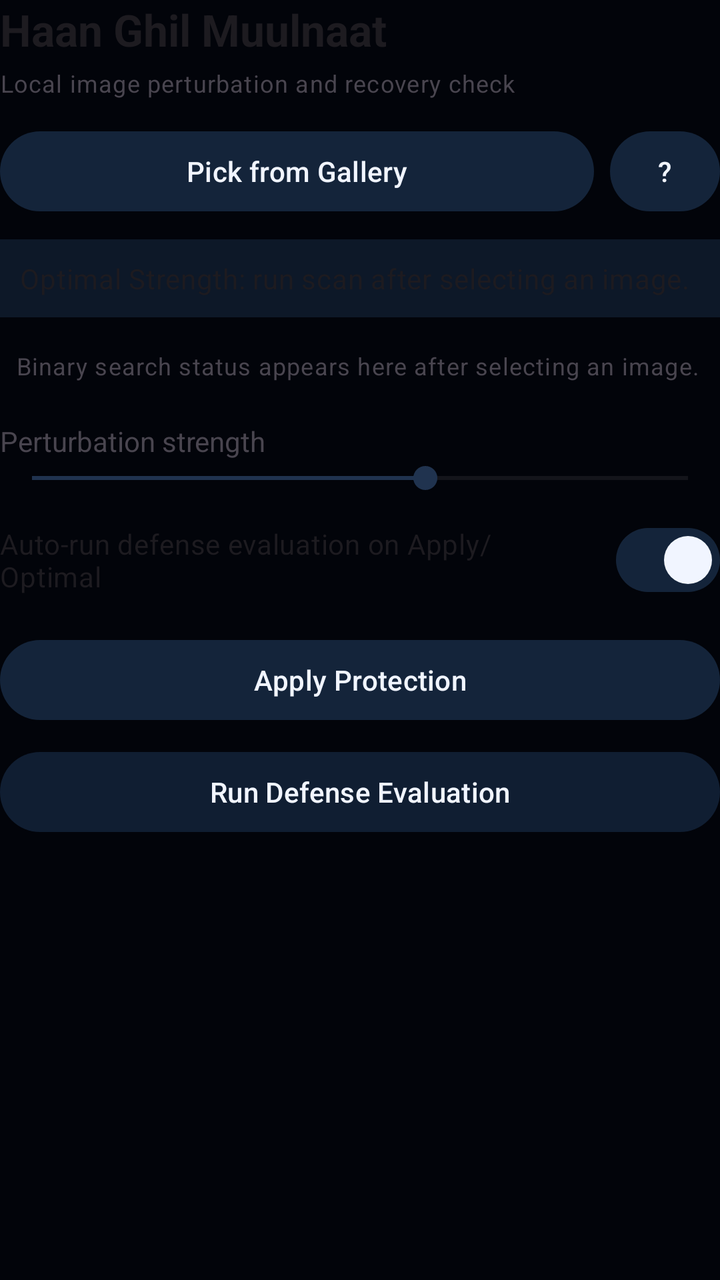
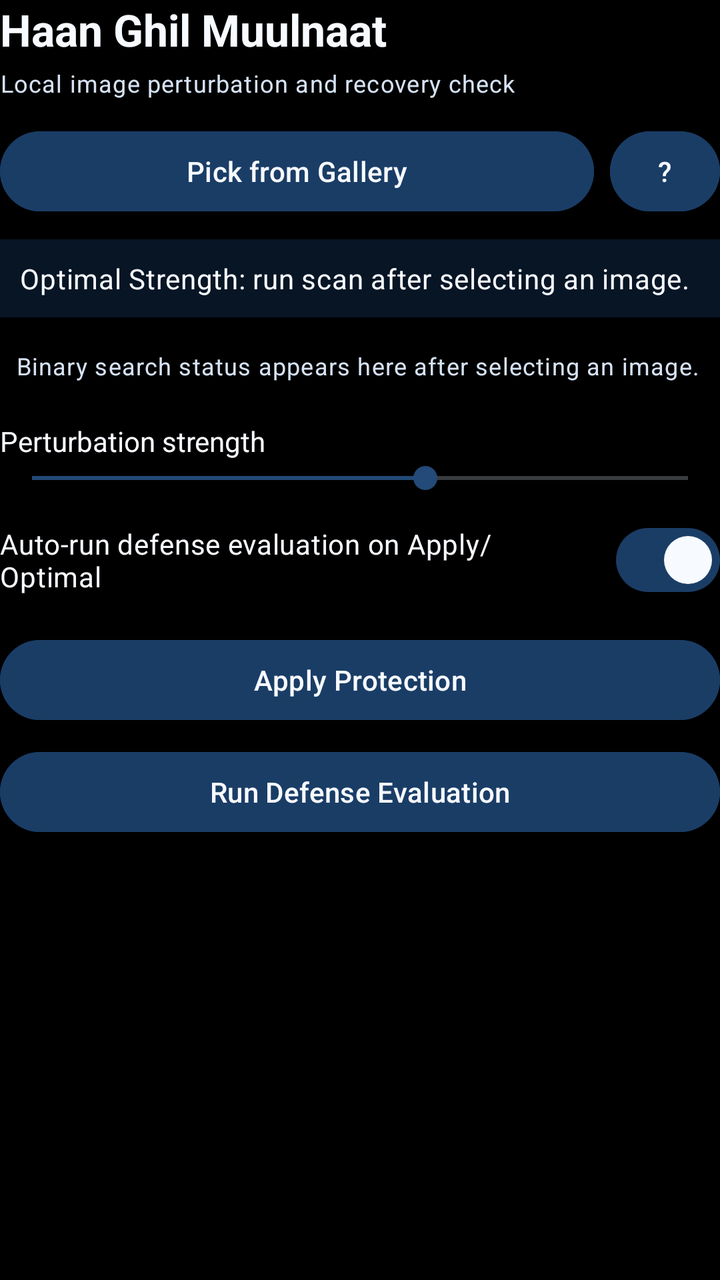

Before-and-after screenshots of an Android layout around one commit, followed by the original layout XML and the change that was made.
<!-- AndroidManifest.xml: application theme Theme.HaanGhilMuulnaat -->
<!-- res/layout/main_header_controls.xml -->
<?xml version="1.0" encoding="utf-8"?>
<LinearLayout xmlns:android="http://schemas.android.com/apk/res/android"
    android:layout_width="match_parent"
    android:layout_height="wrap_content"
    android:orientation="vertical">

    <TextView
        android:layout_width="wrap_content"
        android:layout_height="wrap_content"
        android:text="@string/header_title"
        android:textAppearance="@style/TextAppearance.Material3.TitleLarge"
        android:textStyle="bold" />

    <TextView
        android:layout_width="match_parent"
        android:layout_height="wrap_content"
        android:layout_marginTop="4dp"
        android:text="@string/header_subtitle"
        android:textAppearance="@style/TextAppearance.Material3.BodySmall" />

    <LinearLayout
        android:layout_width="match_parent"
        android:layout_height="wrap_content"
        android:layout_marginTop="12dp"
        android:gravity="center_vertical"
        android:orientation="horizontal">

        <Button
            android:id="@+id/pickButton"
            android:layout_width="0dp"
            android:layout_height="wrap_content"
            android:layout_weight="1"
            android:text="@string/pick_from_gallery" />

        <Button
            android:id="@+id/helpButton"
            android:layout_width="wrap_content"
            android:layout_height="wrap_content"
            android:layout_marginStart="8dp"
            android:minWidth="48dp"
            android:text="@string/help_button_label" />
    </LinearLayout>

    <TextView
        android:id="@+id/recommendedStrengthText"
        android:layout_width="match_parent"
        android:layout_height="wrap_content"
        android:layout_marginTop="10dp"
        android:background="?attr/colorSurfaceVariant"
        android:padding="10dp"
        android:text="@string/recommended_strength_default"
        android:textAppearance="@style/TextAppearance.Material3.BodyMedium" />

    <TextView
        android:id="@+id/searchProgressText"
        android:layout_width="match_parent"
        android:layout_height="wrap_content"
        android:layout_marginTop="8dp"
        android:padding="8dp"
        android:text="@string/search_progress_idle"
        android:textAppearance="@style/TextAppearance.Material3.BodySmall" />

    <Button
        android:id="@+id/resetOptimalButton"
        style="@style/Widget.Material3.Button.TonalButton"
        android:layout_width="match_parent"
        android:layout_height="wrap_content"
        android:layout_marginTop="8dp"
        android:enabled="false"
        android:text="@string/reset_to_optimal_strength"
        android:visibility="gone" />

    <TextView
        android:id="@+id/strengthLabel"
        android:layout_width="wrap_content"
        android:layout_height="wrap_content"
        android:layout_marginTop="12dp"
        android:text="@string/noise_strength" />

    <SeekBar
        android:id="@+id/strengthSeekBar"
        android:layout_width="match_parent"
        android:layout_height="wrap_content"
        android:max="100"
        android:progress="60" />

    <com.google.android.material.materialswitch.MaterialSwitch
        android:id="@+id/autoRecoverySwitch"
        android:layout_width="match_parent"
        android:layout_height="wrap_content"
        android:layout_marginTop="8dp"
        android:checked="true"
        android:text="@string/auto_recovery_toggle"
        android:textAppearance="@style/TextAppearance.Material3.BodyMedium" />

    <Button
        android:id="@+id/applyButton"
        android:layout_width="match_parent"
        android:layout_height="wrap_content"
        android:layout_marginTop="12dp"
        android:text="@string/apply_noise" />

    <Button
        android:id="@+id/attackButton"
        style="@style/Widget.Material3.Button.TonalButton"
        android:layout_width="match_parent"
        android:layout_height="wrap_content"
        android:layout_marginTop="8dp"
        android:text="@string/simulate_ai_attack" />

    <ProgressBar
        android:id="@+id/busyProgressBar"
        style="?android:attr/progressBarStyleLarge"
        android:layout_width="wrap_content"
        android:layout_height="wrap_content"
        android:layout_gravity="center"
        android:layout_marginTop="12dp"
        android:indeterminate="true"
        android:visibility="gone" />
</LinearLayout>
<!-- resources referenced by this layout -->
<resources>
  <string name="help_button_label">?</string>
  <style name="Theme.HaanGhilMuulnaat" parent="Theme.Material3.DayNight.NoActionBar">
          <item name="android:windowBackground">@color/navy_black</item>
          <item name="android:statusBarColor">@color/navy_black</item>
          <item name="android:navigationBarColor">@color/navy_black</item>
          <item name="android:windowLightStatusBar" tools:targetApi="m">false</item>
          <item name="android:windowLightNavigationBar" tools:targetApi="o_mr1">false</item>
          <item name="android:forceDarkAllowed" tools:targetApi="q">false</item>
          <item name="colorPrimary">@color/navy_primary</item>
          <item name="colorOnPrimary">@color/navy_text</item>
          <item name="colorPrimaryContainer">@color/navy_primary_container</item>
          <item name="colorOnPrimaryContainer">@color/navy_text</item>
          <item name="colorSecondary">@color/navy_secondary</item>
          <item name="colorOnSecondary">@color/navy_text</item>
          <item name="colorSecondaryContainer">@color/navy_secondary_container</item>
          <item name="colorOnSecondaryContainer">@color/navy_text</item>
          <item name="colorTertiary">@color/navy_primary</item>
          <item name="colorOnTertiary">@color/navy_text</item>
          <item name="colorSurface">@color/navy_surface</item>
          <item name="colorOnSurface">@color/navy_text</item>
          <item name="colorSurfaceVariant">@color/navy_surface_high</item>
          <item name="colorOnSurfaceVariant">@color/navy_text_muted</item>
          <item name="android:colorBackground">@color/navy_black</item>
          <item name="colorOutline">@color/navy_outline</item>
          <item name="colorError">@color/navy_error</item>
          <item name="colorErrorContainer">@color/navy_error_container</item>
          <item name="android:colorAccent">@color/navy_secondary</item>
      </style>
  <color name="navy_black">#02040A</color>
  <color name="navy_primary">#14243A</color>
  <color name="navy_text">#F1F5FF</color>
  <color name="navy_primary_container">#0B1728</color>
  <color name="navy_secondary">#20334F</color>
  <color name="navy_secondary_container">#101E32</color>
  <color name="navy_surface">#070D18</color>
  <color name="navy_surface_high">#0D1828</color>
  <color name="navy_text_muted">#A9B8D0</color>
  <color name="navy_outline">#26364D</color>
  <color name="navy_error">#FFB4AB</color>
  <!-- unchanged entries left out for length: 11 -->
</resources>

<!-- the commit's change to res/layout/main_header_controls.xml (unified diff, before → after) -->
@@ -9,6 +9,7 @@
         android:layout_height="wrap_content"
         android:text="@string/header_title"
         android:textAppearance="@style/TextAppearance.Material3.TitleLarge"
+        android:textColor="@color/navy_text"
         android:textStyle="bold" />
 
     <TextView
@@ -16,7 +17,8 @@
         android:layout_height="wrap_content"
         android:layout_marginTop="4dp"
         android:text="@string/header_subtitle"
-        android:textAppearance="@style/TextAppearance.Material3.BodySmall" />
+        android:textAppearance="@style/TextAppearance.Material3.BodySmall"
+        android:textColor="@color/navy_text_muted" />
 
     <LinearLayout
         android:layout_width="match_parent"
@@ -49,7 +51,8 @@
         android:background="?attr/colorSurfaceVariant"
         android:padding="10dp"
         android:text="@string/recommended_strength_default"
-        android:textAppearance="@style/TextAppearance.Material3.BodyMedium" />
+        android:textAppearance="@style/TextAppearance.Material3.BodyMedium"
+        android:textColor="@color/navy_text" />
 
     <TextView
         android:id="@+id/searchProgressText"
@@ -58,11 +61,12 @@
         android:layout_marginTop="8dp"
         android:padding="8dp"
         android:text="@string/search_progress_idle"
-        android:textAppearance="@style/TextAppearance.Material3.BodySmall" />
+        android:textAppearance="@style/TextAppearance.Material3.BodySmall"
+        android:textColor="@color/navy_text_muted" />
 
     <Button
         android:id="@+id/resetOptimalButton"
-        style="@style/Widget.Material3.Button.TonalButton"
+        style="@style/Widget.HaanGhilMuulnaat.Button.Tonal"
         android:layout_width="match_parent"
         android:layout_height="wrap_content"
         android:layout_marginTop="8dp"
@@ -75,7 +79,8 @@
         android:layout_width="wrap_content"
         android:layout_height="wrap_content"
         android:layout_marginTop="12dp"
-        android:text="@string/noise_strength" />
+        android:text="@string/noise_strength"
+        android:textColor="@color/navy_text" />
 
     <SeekBar
         android:id="@+id/strengthSeekBar"
@@ -91,7 +96,8 @@
         android:layout_marginTop="8dp"
         android:checked="true"
         android:text="@string/auto_recovery_toggle"
-        android:textAppearance="@style/TextAppearance.Material3.BodyMedium" />
+        android:textAppearance="@style/TextAppearance.Material3.BodyMedium"
+        android:textColor="@color/navy_text" />
 
     <Button
         android:id="@+id/applyButton"
@@ -102,7 +108,7 @@
 
     <Button
         android:id="@+id/attackButton"
-        style="@style/Widget.Material3.Button.TonalButton"
+        style="@style/Widget.HaanGhilMuulnaat.Button.Tonal"
         android:layout_width="match_parent"
         android:layout_height="wrap_content"
         android:layout_marginTop="8dp"
<!-- resource entries referenced after the edit -->
@@ -1,6 +1,12 @@
 <!-- resources referenced by this layout -->
 <resources>
   <string name="help_button_label">?</string>
+  <style name="Widget.HaanGhilMuulnaat.Button.Tonal" parent="Widget.Material3.Button.TonalButton">
+          <item name="backgroundTint">@color/navy_button</item>
+          <item name="android:backgroundTint">@color/navy_button</item>
+          <item name="android:textColor">@color/navy_text</item>
+          <item name="cornerRadius">28dp</item>
+      </style>
   <style name="Theme.HaanGhilMuulnaat" parent="Theme.Material3.DayNight.NoActionBar">
           <item name="android:windowBackground">@color/navy_black</item>
           <item name="android:statusBarColor">@color/navy_black</item>
@@ -8,6 +14,14 @@
           <item name="android:windowLightStatusBar" tools:targetApi="m">false</item>
           <item name="android:windowLightNavigationBar" tools:targetApi="o_mr1">false</item>
           <item name="android:forceDarkAllowed" tools:targetApi="q">false</item>
+          <item name="android:textColorPrimary">@color/navy_text</item>
+          <item name="android:textColorSecondary">@color/navy_text_muted</item>
+          <item name="android:textColorTertiary">@color/navy_text_muted</item>
+          <item name="android:textColorHint">@color/navy_text_muted</item>
+          <item name="colorControlNormal">@color/navy_text_muted</item>
+          <item name="colorControlActivated">@color/navy_secondary</item>
+          <item name="colorControlHighlight">@color/navy_secondary_container</item>
+          <item name="android:colorButtonNormal">@color/navy_button</item>
           <item name="colorPrimary">@color/navy_primary</item>
           <item name="colorOnPrimary">@color/navy_text</item>
           <item name="colorPrimaryContainer">@color/navy_primary_container</item>
@@ -27,18 +41,28 @@
           <item name="colorError">@color/navy_error</item>
           <item name="colorErrorContainer">@color/navy_error_container</item>
           <item name="android:colorAccent">@color/navy_secondary</item>
+          <item name="buttonStyle">@style/Widget.HaanGhilMuulnaat.Button</item>
+          <item name="materialButtonStyle">@style/Widget.HaanGhilMuulnaat.Button</item>
+          <item name="android:buttonStyle">@style/Widget.HaanGhilMuulnaat.Button</item>
       </style>
-  <color name="navy_black">#02040A</color>
-  <color name="navy_primary">#14243A</color>
-  <color name="navy_text">#F1F5FF</color>
-  <color name="navy_primary_container">#0B1728</color>
-  <color name="navy_secondary">#20334F</color>
-  <color name="navy_secondary_container">#101E32</color>
-  <color name="navy_surface">#070D18</color>
-  <color name="navy_surface_high">#0D1828</color>
-  <color name="navy_text_muted">#A9B8D0</color>
-  <color name="navy_outline">#26364D</color>
+  <color name="navy_button">#1A3D66</color>
+  <color name="navy_black">#000000</color>
+  <color name="navy_primary">#1A3D66</color>
+  <color name="navy_text">#F7FAFF</color>
+  <color name="navy_primary_container">#102A47</color>
+  <color name="navy_secondary">#234A78</color>
+  <color name="navy_secondary_container">#132B49</color>
+  <color name="navy_surface">#030812</color>
+  <color name="navy_surface_high">#071525</color>
+  <color name="navy_text_muted">#D6E2F4</color>
+  <color name="navy_outline">#34577F</color>
   <color name="navy_error">#FFB4AB</color>
+  <style name="Widget.HaanGhilMuulnaat.Button" parent="Widget.Material3.Button">
+          <item name="backgroundTint">@color/navy_button</item>
+          <item name="android:backgroundTint">@color/navy_button</item>
+          <item name="android:textColor">@color/navy_text</item>
+          <item name="cornerRadius">28dp</item>
+      </style>
   <!-- unchanged entries left out for length: 11 -->
 </resources>
 
